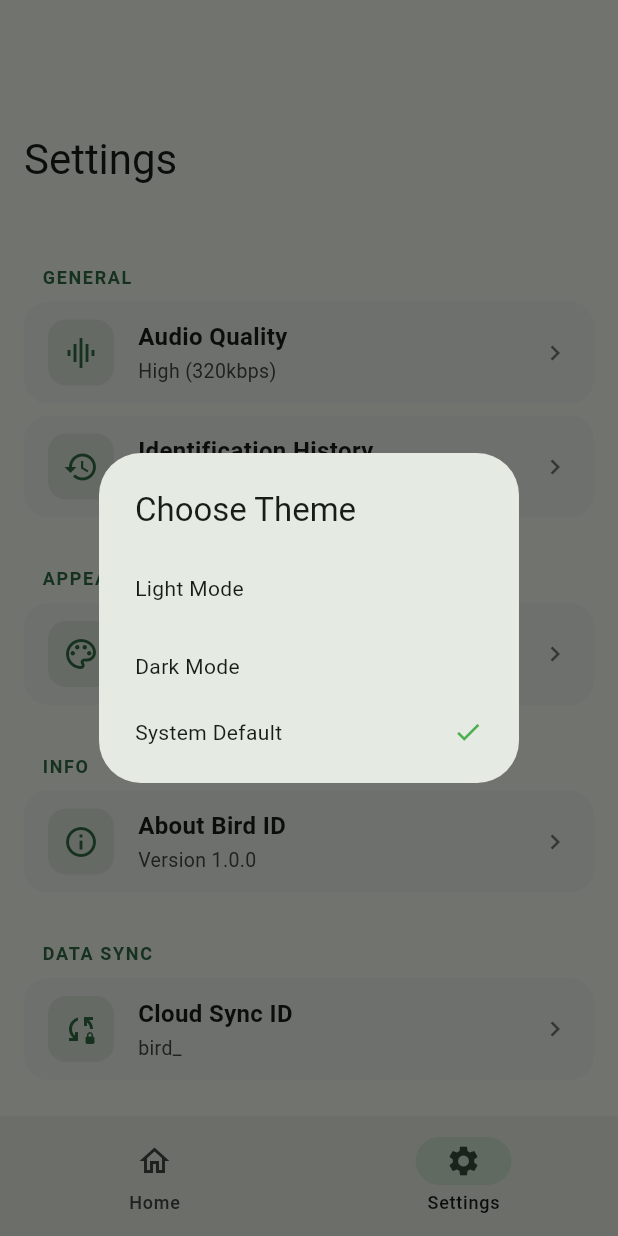
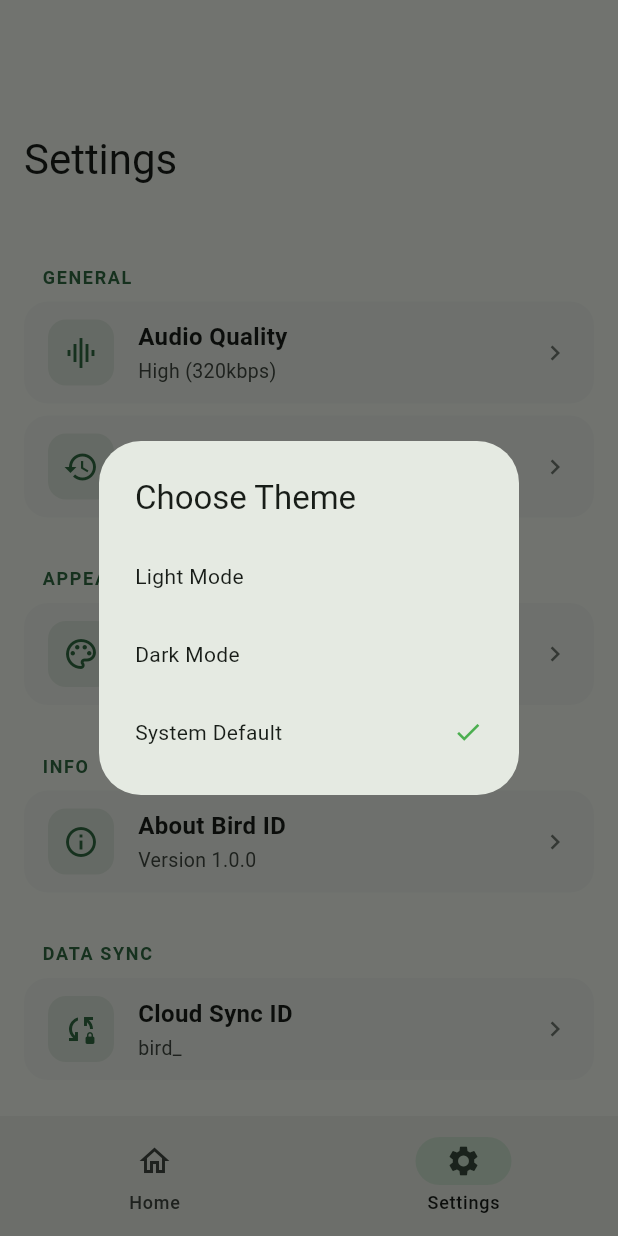
Before and after one commit to yuchenjiji/BirdID, a Flutter app: the screen it shows after launch, item 2 of the bottom bar chosen, after a tap on "Theme", on a phone screen of 412 x 824 dp. Run offline on Flutter 3.47's test engine with Material 3 defaults, Android fonts, the phone set to English and light mode, and no system bars; drawn by our look-alikes of dynamic_color; our stand-ins replace device_info_plus, dio, file_picker, permission_handler, shared_preferences; missing offline and left inert: record; network calls fail.

Commit message:
添加主题管理功能，使用 Provider 管理应用主题；更新 pubspec.yaml 和 pubspec.lock 文件以包含 provider 依赖

```diff
--- a/lib/main.dart
+++ b/lib/main.dart
@@ -12,6 +12,7 @@ import 'package:intl/intl.dart';
 import 'package:record/record.dart';
 import 'package:path_provider/path_provider.dart';
 import 'package:shared_preferences/shared_preferences.dart';
+import 'package:provider/provider.dart';
 
 // ===========================================================================
 // [SECTION] DEBUG LOGGER - 你的“飞行记录仪”
@@ -292,6 +293,34 @@ class ApiService {
   }
 }
 // ===========================================================================
+// [SECTION] THEME PROVIDER - 主题管理
+// ===========================================================================
+
+class ThemeProvider with ChangeNotifier {
+  ThemeMode _themeMode = ThemeMode.system;
+
+  ThemeMode get themeMode => _themeMode;
+
+  ThemeProvider() {
+    _loadThemeMode();
+  }
+
+  Future<void> _loadThemeMode() async {
+    final prefs = await SharedPreferences.getInstance();
+    final themeModeIndex = prefs.getInt('theme_mode') ?? 0;
+    _themeMode = ThemeMode.values[themeModeIndex];
+    notifyListeners();
+  }
+
+  Future<void> setThemeMode(ThemeMode mode) async {
+    _themeMode = mode;
+    notifyListeners();
+    final prefs = await SharedPreferences.getInstance();
+    await prefs.setInt('theme_mode', mode.index);
+  }
+}
+
+// ===========================================================================
 // [SECTION] MAIN ENTRY & THEME
 // ===========================================================================
 
@@ -300,7 +329,12 @@ void main() async {
   await appData.init();
   SystemChrome.setSystemUIOverlayStyle(
       const SystemUiOverlayStyle(statusBarColor: Colors.transparent));
-  runApp(const BirdIdApp());
+  runApp(
+    ChangeNotifierProvider(
+      create: (_) => ThemeProvider(),
+      child: const BirdIdApp(),
+    ),
+  );
 }
 
 class BirdIdApp extends StatelessWidget {
@@ -308,6 +342,8 @@ class BirdIdApp extends StatelessWidget {
 
   @override
   Widget build(BuildContext context) {
+    return Consumer<ThemeProvider>(
+      builder: (context, themeProvider, child) {
         return DynamicColorBuilder(
           builder: (lightDynamic, darkDynamic) {
             const seed = Color(0xFF006d38);
@@ -317,7 +353,7 @@ class BirdIdApp extends StatelessWidget {
 
             return MaterialApp(
               title: 'Bird ID',
-          themeMode: ThemeMode.system,
+              themeMode: themeProvider.themeMode,
               theme: ThemeData(
                 colorScheme: light,
                 useMaterial3: true,
@@ -332,6 +368,8 @@ class BirdIdApp extends StatelessWidget {
               darkTheme: ThemeData(colorScheme: dark, useMaterial3: true),
               home: const MainNavigationWrapper(),
               debugShowCheckedModeBanner: false,
+            );
+          },
         );
       },
     );
@@ -963,31 +1001,62 @@ class SettingsScreen extends StatelessWidget {
   }
 
   void _showThemePicker(BuildContext context) {
+    final themeProvider = Provider.of<ThemeProvider>(context, listen: false);
+
     showDialog(
       context: context,
       builder: (ctx) => SimpleDialog(
         title: const Text("Choose Theme"),
         children: [
           SimpleDialogOption(
-            onPressed: () => Navigator.pop(ctx),
-            child: const Padding(
-                padding: EdgeInsets.symmetric(vertical: 8),
-                child: Text("Light Mode")),
+            onPressed: () {
+              themeProvider.setThemeMode(ThemeMode.light);
+              Navigator.pop(ctx);
+            },
+            child: Padding(
+              padding: const EdgeInsets.symmetric(vertical: 8),
+              child: Row(
+                mainAxisAlignment: MainAxisAlignment.spaceBetween,
+                children: [
+                  const Text("Light Mode"),
+                  if (themeProvider.themeMode == ThemeMode.light)
+                    const Icon(Icons.check, color: Colors.green, size: 20),
+                ],
+              ),
+            ),
           ),
           SimpleDialogOption(
-            onPressed: () => Navigator.pop(ctx),
-            child: const Padding(
-                padding: EdgeInsets.symmetric(vertical: 8),
-                child: Text("Dark Mode")),
+            onPressed: () {
+              themeProvider.setThemeMode(ThemeMode.dark);
+              Navigator.pop(ctx);
+            },
+            child: Padding(
+              padding: const EdgeInsets.symmetric(vertical: 8),
+              child: Row(
+                mainAxisAlignment: MainAxisAlignment.spaceBetween,
+                children: [
+                  const Text("Dark Mode"),
+                  if (themeProvider.themeMode == ThemeMode.dark)
+                    const Icon(Icons.check, color: Colors.green, size: 20),
+                ],
+              ),
+            ),
           ),
           SimpleDialogOption(
-            onPressed: () => Navigator.pop(ctx),
-            child: const Row(
+            onPressed: () {
+              themeProvider.setThemeMode(ThemeMode.system);
+              Navigator.pop(ctx);
+            },
+            child: Padding(
+              padding: const EdgeInsets.symmetric(vertical: 8),
+              child: Row(
                 mainAxisAlignment: MainAxisAlignment.spaceBetween,
                 children: [
-                Text("System Default"),
-                Icon(Icons.check, color: Colors.green, size: 20),
+                  const Text("System Default"),
+                  if (themeProvider.themeMode == ThemeMode.system)
+                    const Icon(Icons.check, color: Colors.green, size: 20),
                 ],
+              ),
             ),
           ),
         ],
--- a/pubspec.yaml
+++ b/pubspec.yaml
@@ -23,6 +23,7 @@ dependencies:
   record: ^6.2.0
   path_provider: ^2.1.5
   shared_preferences: ^2.5.4
+  provider: ^6.1.5+1
 
 dev_dependencies:
   flutter_test:
```
Also changed, not shown: pubspec.lock. Lines whose indentation alone changed are shown as unchanged.
